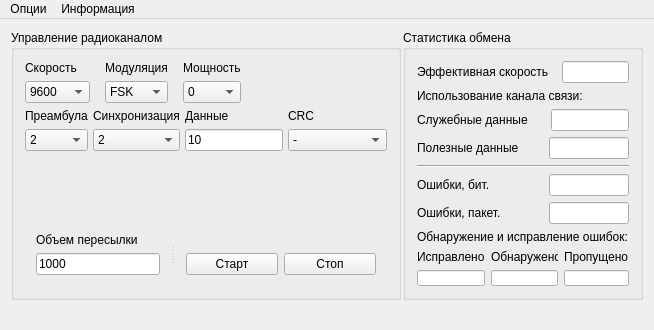
First picture: the form in mainwindow.ui, repository welemir/VarModemStudy, before the edit.
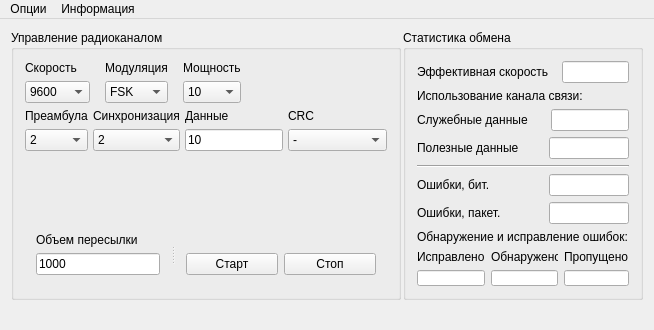
Second picture: the form after the edit.

Commit message: Набор задаваемых мощностией выходного сигнала изменён для соответствия TRC105

What changed in the file:
```diff
--- a/mainwindow.ui
+++ b/mainwindow.ui
@@ -161,14 +161,17 @@
            </item>
            <item>
             <widget class="QComboBox" name="comboBoxTxOutputPower">
+             <property name="currentIndex">
+              <number>1</number>
+             </property>
              <item>
               <property name="text">
-               <string>0</string>
+               <string>13</string>
               </property>
              </item>
              <item>
               <property name="text">
-               <string>3</string>
+               <string>10</string>
               </property>
              </item>
              <item>
```
Left out of the diff: 24 changed lines with no effect on the pictures.
